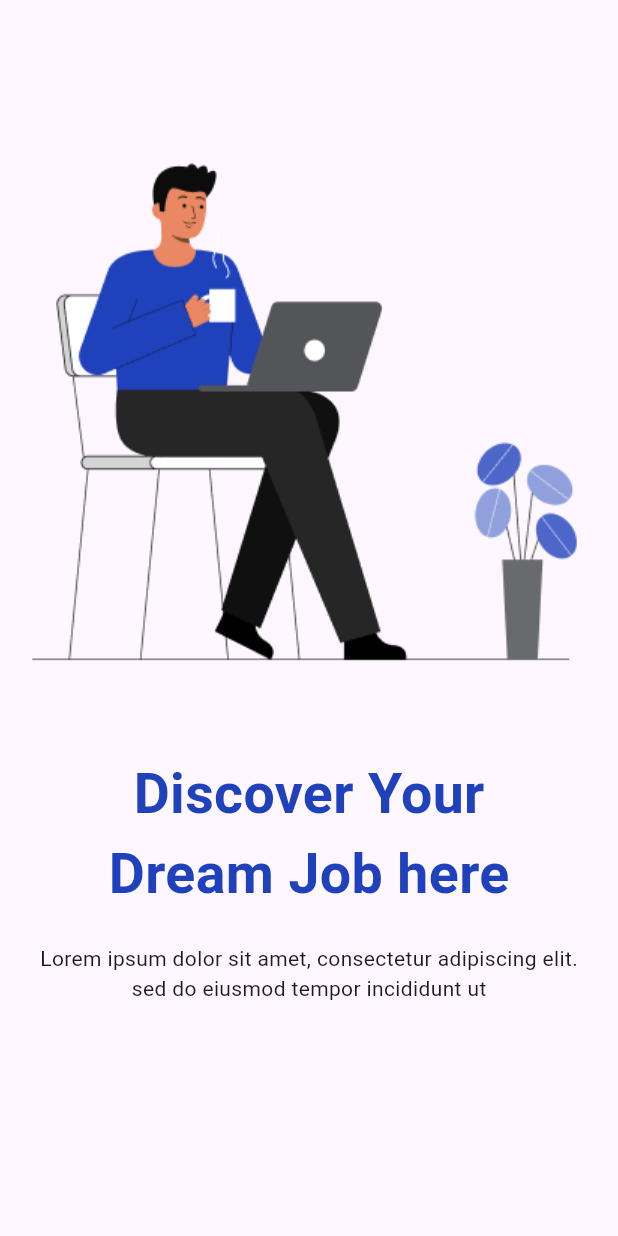
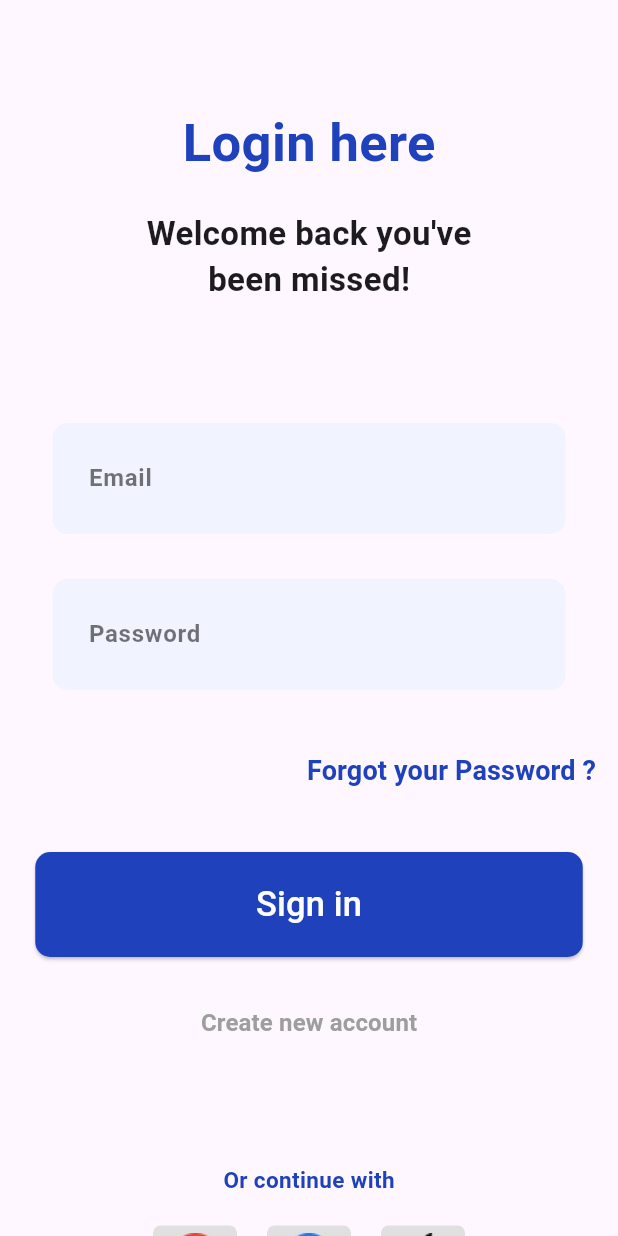
Before and after one commit to Bannaruj/flutter_speed_ui_app, a Flutter app: the screen it shows after launch, on a phone screen of 412 x 824 dp. Run offline on Flutter 3.47's test engine with Material 3 defaults, Android fonts, the phone set to English and light mode, and no system bars; our stand-ins replace google_fonts; Roboto replaces fonts that are missing (Kanit).

Commit message:
flutter Speed v2

```diff
--- a/lib/main.dart
+++ b/lib/main.dart
@@ -1,5 +1,5 @@
 import 'package:flutter/material.dart';
-import 'package:flutter_speed_ui_app/views/b01_page_ui.dart';
+import 'package:flutter_speed_ui_app/views/b02_page_ui.dart';
 import 'package:google_fonts/google_fonts.dart';
 
 void main() {
@@ -20,7 +20,7 @@ class _SpeedUIAppState extends State<SpeedUIApp> {
   Widget build(BuildContext context) {
     return MaterialApp(
       debugShowCheckedModeBanner: false,
-      home: B01PageUI(),
+      home: B02PageUI(),
       theme: ThemeData(
         textTheme: GoogleFonts.kanitTextTheme(Theme.of(context).textTheme),
       ),
--- a/lib/views/b01_page_ui.dart
+++ b/lib/views/b01_page_ui.dart
@@ -56,6 +56,48 @@ class _B01PageUIState extends State<B01PageUI> {
                 ),
               ],
             ),
+            SizedBox(
+              height: 80,
+            ),
+            Padding(
+              padding: const EdgeInsets.only(
+                left: 20,
+                right: 20,
+              ),
+              child: Row(
+                children: [
+                  ElevatedButton(
+                    onPressed: () {},
+                    style: ElevatedButton.styleFrom(
+                      backgroundColor: Color.fromARGB(255, 65, 6, 203),
+                      shape: RoundedRectangleBorder(
+                          borderRadius: BorderRadius.circular(10)),
+                      minimumSize: Size(200, 70),
+                    ),
+                    child: Text(
+                      'Log in',
+                      style: TextStyle(color: Colors.white, fontSize: 25),
+                    ),
+                  ),
+                  SizedBox(
+                    width: 5,
+                  ),
+                  ElevatedButton(
+                    onPressed: () {},
+                    style: ElevatedButton.styleFrom(
+                      backgroundColor: Color.fromARGB(255, 255, 255, 255),
+                      shape: RoundedRectangleBorder(
+                          borderRadius: BorderRadius.circular(10)),
+                      minimumSize: Size(200, 70),
+                    ),
+                    child: Text(
+                      'Register',
+                      style: TextStyle(color: Colors.black, fontSize: 25),
+                    ),
+                  ),
+                ],
+              ),
+            )
           ],
         ),
       ),
--- /dev/null
+++ b/lib/views/b02_page_ui.dart
@@ -0,0 +1,194 @@
+import 'package:flutter/material.dart';
+
+class B02PageUI extends StatefulWidget {
+  const B02PageUI({super.key});
+
+  @override
+  State<B02PageUI> createState() => _B02PageUIState();
+}
+
+class _B02PageUIState extends State<B02PageUI> {
+  @override
+  Widget build(BuildContext context) {
+    return Scaffold(
+      body: Center(
+        child: Column(
+          children: [
+            SizedBox(
+              height: 70,
+            ),
+            Text(
+              'Login here',
+              style: TextStyle(
+                  fontSize: 35,
+                  color: Color(0xff1F41BB),
+                  fontWeight: FontWeight.bold),
+            ),
+            SizedBox(
+              height: 20,
+            ),
+            Text(
+              "Welcome back you've",
+              style: TextStyle(fontSize: 22, fontWeight: FontWeight.bold),
+            ),
+            Text(
+              "been missed!",
+              style: TextStyle(fontSize: 22, fontWeight: FontWeight.bold),
+            ),
+            SizedBox(
+              height: 80,
+            ),
+            Padding(
+              padding: EdgeInsets.only(left: 35, right: 35),
+              child: TextField(
+                decoration: InputDecoration(
+                  hintText: 'Email',
+                  hintStyle: TextStyle(
+                      color: Colors.black54, fontWeight: FontWeight.bold),
+                  border: OutlineInputBorder(
+                    borderRadius: BorderRadius.circular(10.0),
+                    borderSide: BorderSide.none,
+                  ),
+                  filled: true,
+                  fillColor: Color(0xffF1F4FF),
+                  contentPadding: EdgeInsets.symmetric(
+                    vertical: 25.0,
+                    horizontal: 20.0,
+                  ),
+                ),
+                style: TextStyle(
+                  color: Colors.black,
+                ),
+                textAlign: TextAlign.left,
+              ),
+            ),
+            SizedBox(
+              height: 30,
+            ),
+            Padding(
+              padding: EdgeInsets.only(left: 35, right: 35),
+              child: TextField(
+                decoration: InputDecoration(
+                  hintText: 'Password',
+                  hintStyle: TextStyle(
+                      color: Colors.black54, fontWeight: FontWeight.bold),
+                  border: OutlineInputBorder(
+                    borderRadius: BorderRadius.circular(10.0),
+                    borderSide: BorderSide.none,
+                  ),
+                  filled: true,
+                  fillColor: Color(0xffF1F4FF),
+                  contentPadding: EdgeInsets.symmetric(
+                    vertical: 25.0,
+                    horizontal: 20.0,
+                  ),
+                ),
+                style: TextStyle(
+                  color: Colors.black,
+                ),
+                textAlign: TextAlign.left,
+              ),
+            ),
+            SizedBox(
+              height: 30,
+            ),
+            Padding(
+              padding: EdgeInsets.only(
+                left: 190,
+              ),
+              child: TextButton(
+                  onPressed: () {},
+                  child: Text(
+                    'Forgot your Password ?',
+                    style: TextStyle(
+                        color: Color(0xff1F41BB),
+                        fontWeight: FontWeight.bold,
+                        fontSize: 18),
+                  )),
+            ),
+            SizedBox(
+              height: 30,
+            ),
+            ElevatedButton(
+              onPressed: () {},
+              style: ElevatedButton.styleFrom(
+                backgroundColor: Color(0xff1F41BB),
+                shape: RoundedRectangleBorder(
+                    borderRadius: BorderRadius.circular(10)),
+                minimumSize: Size(365, 70),
+              ),
+              child: Text(
+                'Sign in',
+                style: TextStyle(
+                  color: Colors.white,
+                  fontSize: 23,
+                ),
+              ),
+            ),
+            SizedBox(
+              height: 20,
+            ),
+            TextButton(
+              onPressed: () {},
+              child: Text(
+                'Create new account',
+                style: TextStyle(
+                    fontSize: 16,
+                    fontWeight: FontWeight.bold,
+                    color: Colors.grey),
+              ),
+            ),
+            SizedBox(
+              height: 70,
+            ),
+            Text(
+              'Or continue with',
+              style: TextStyle(
+                  fontSize: 15,
+                  color: Color(0xff1F41BB),
+                  fontWeight: FontWeight.bold),
+            ),
+            SizedBox(
+              height: 20,
+            ),
+            Row(
+              mainAxisAlignment: MainAxisAlignment.center,
+              children: [
+                Container(
+                    width: 56,
+                    height: 40,
+                    decoration: BoxDecoration(
+                      color: Colors.grey[300],
+                      borderRadius: BorderRadius.circular(5),
+                    ),
+                    child: Image.asset('assets/icon/imga2.png')),
+                SizedBox(
+                  width: 20,
+                ),
+                Container(
+                    width: 56,
+                    height: 40,
+                    decoration: BoxDecoration(
+                      color: Colors.grey[300],
+                      borderRadius: BorderRadius.circular(5),
+                    ),
+                    child: Image.asset('assets/icon/imga3.png')),
+                SizedBox(
+                  width: 20,
+                ),
+                Container(
+                    width: 56,
+                    height: 40,
+                    decoration: BoxDecoration(
+                      color: Colors.grey[300],
+                      borderRadius: BorderRadius.circular(5),
+                    ),
+                    child: Image.asset('assets/icon/imga4.png')),
+              ],
+            ),
+          ],
+        ),
+      ),
+    );
+  }
+}
```
